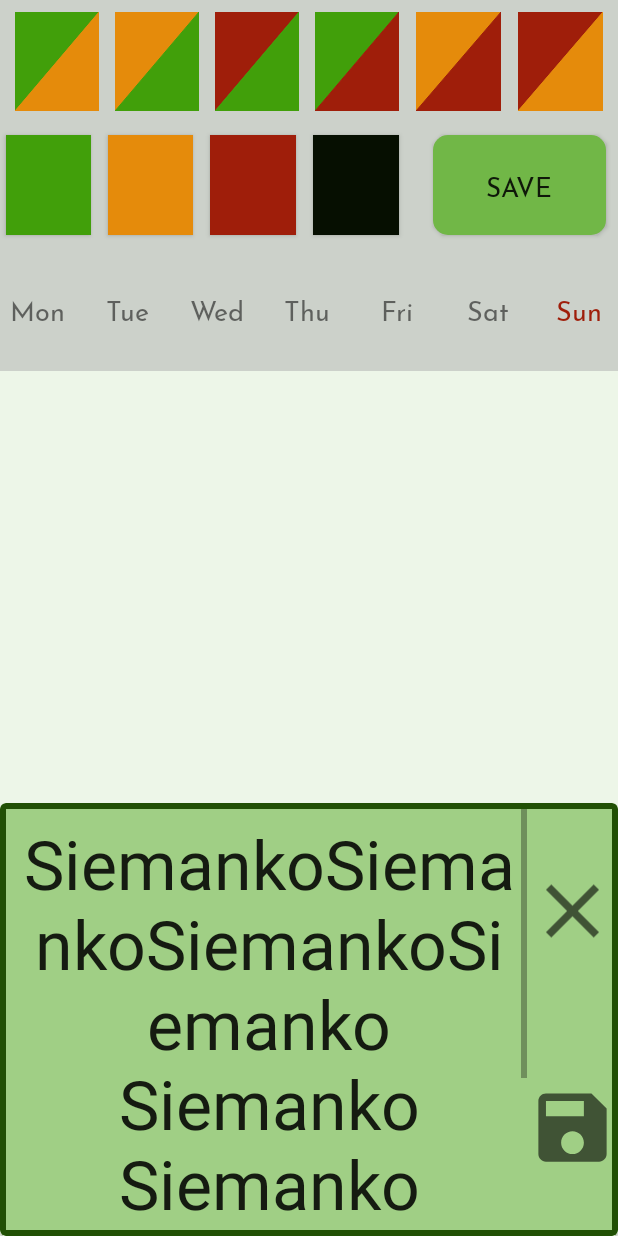
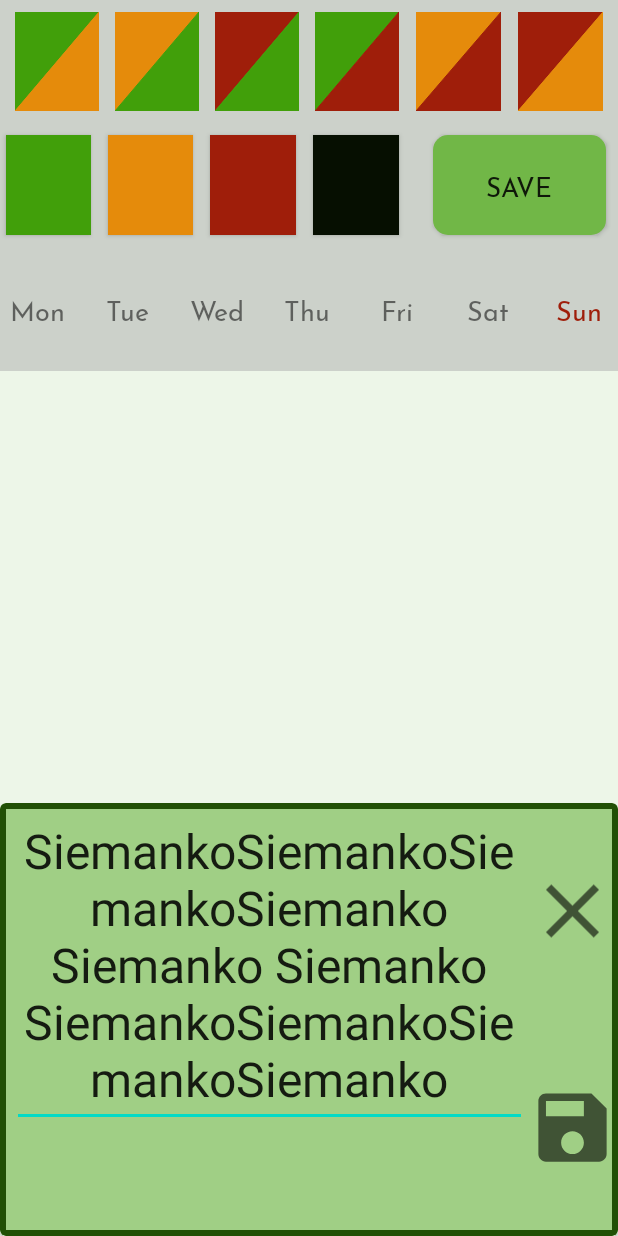
Before and after one commit to PatrykKudyk/SummerRent, an Android app: the layout fragment_current.xml on its own in the app's theme, with its tools: preview values and no code run, on a phone screen of 412 x 824 dp. Run offline under Robolectric (Android 15) with nearby library versions, the phone set to English and light mode, and no system bars.

Commit message:
smaller note's text size

```diff
--- a/SummerRent/app/src/main/res/layout/fragment_current.xml
+++ b/SummerRent/app/src/main/res/layout/fragment_current.xml
@@ -409,7 +409,7 @@
                         android:layout_width="match_parent"
                         android:layout_height="wrap_content"
                         android:gravity="center"
-                        android:textSize="45dip"
+                        android:textSize="32dip"
                         tools:text="SiemankoSiemankoSiemankoSiemanko Siemanko Siemanko SiemankoSiemankoSiemankoSiemanko" />
 
                 </ScrollView>
```
Also changed, not shown: 1 other file.
